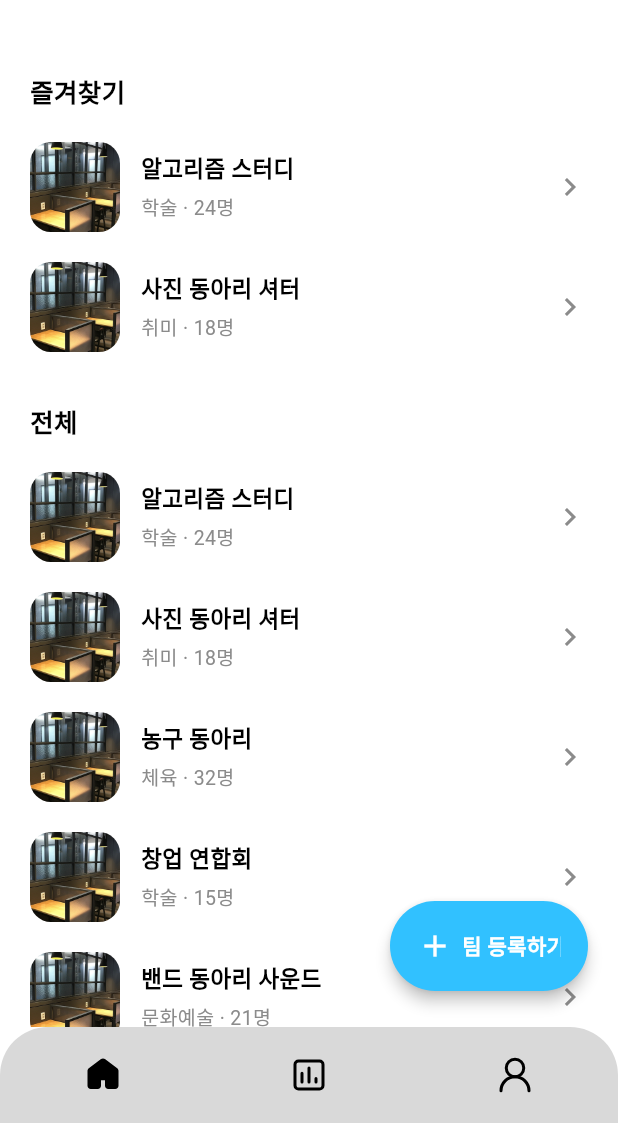
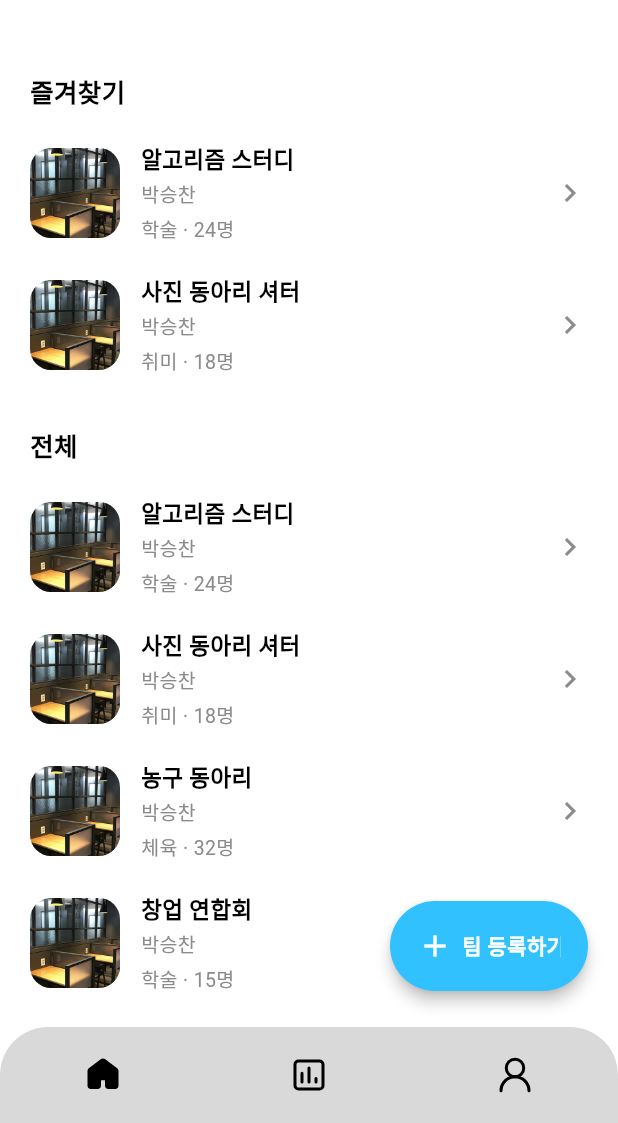
Before and after one commit to ag-0224/moa, a Flutter app: the HomePage screen opened directly, on a phone screen of 412 x 824 dp, the part 113-1236 px from its top. Run offline on Flutter 3.47's test engine with Material 3 defaults, Android fonts, the phone set to English and light mode, and no system bars; our stand-ins replace dio, firebase_auth, firebase_core, flutter_riverpod, flutter_secure_storage, flutter_svg and 2 more; accounts and stored records are empty; network calls fail.

Commit message:
feat: 동아리 목록 설명란에 대표 이름 표시 추가
ClubModel에 leaderName 필드를 추가하고, 더미데이터(ClubMockDataSourceImpl)
5개 전부 "박승찬"으로 채워넣었다. ClubListItem에서 동아리 이름 아래에
대표 이름을 한 줄 추가로 보여준다(카테고리 · 인원수 줄은 그대로 유지).

```diff
--- a/frontend/lib/features/club/data_source/club_mock_data_source.dart
+++ b/frontend/lib/features/club/data_source/club_mock_data_source.dart
@@ -9,11 +9,31 @@ import '../models/club_model.dart';
 /// 하나만 걷어내면 되도록 인터페이스를 분리해뒀다.
 final class ClubMockDataSourceImpl implements ClubDataSource {
   final List<ClubModel> _clubs = [
-    const ClubModel(id: 1, name: '알고리즘 스터디', category: '학술', memberCount: 24, isFavorite: true),
-    const ClubModel(id: 2, name: '사진 동아리 셔터', category: '취미', memberCount: 18, isFavorite: true),
-    const ClubModel(id: 3, name: '농구 동아리', category: '체육', memberCount: 32),
-    const ClubModel(id: 4, name: '창업 연합회', category: '학술', memberCount: 15),
-    const ClubModel(id: 5, name: '밴드 동아리 사운드', category: '문화예술', memberCount: 21),
+    const ClubModel(
+      id: 1,
+      name: '알고리즘 스터디',
+      leaderName: '박승찬',
+      category: '학술',
+      memberCount: 24,
+      isFavorite: true,
+    ),
+    const ClubModel(
+      id: 2,
+      name: '사진 동아리 셔터',
+      leaderName: '박승찬',
+      category: '취미',
+      memberCount: 18,
+      isFavorite: true,
+    ),
+    const ClubModel(id: 3, name: '농구 동아리', leaderName: '박승찬', category: '체육', memberCount: 32),
+    const ClubModel(id: 4, name: '창업 연합회', leaderName: '박승찬', category: '학술', memberCount: 15),
+    const ClubModel(
+      id: 5,
+      name: '밴드 동아리 사운드',
+      leaderName: '박승찬',
+      category: '문화예술',
+      memberCount: 21,
+    ),
   ];
 
   @override
--- a/frontend/lib/features/club/models/club_model.dart
+++ b/frontend/lib/features/club/models/club_model.dart
@@ -3,12 +3,13 @@
 /// 참고: openapi.yaml/backend에는 아직 동아리 목록 API 계약이 없다(회원가입/로그인
 /// 기능까지만 구현됨). 그래서 지금은 ClubMockDataSourceImpl이 목데이터를 돌려주고
 /// 있고, 이 모델의 필드는 Figma 목업 화면(node-id 3073-49)에 실제로 표시되는
-/// 정보(썸네일, 이름, 카테고리, 인원수, 즐겨찾기 여부)만 우선 반영했다. 백엔드
-/// API가 생기면 fromJson을 그 응답 스키마에 맞춰 조정하면 된다.
+/// 정보(썸네일, 이름, 대표 이름, 카테고리, 인원수, 즐겨찾기 여부)만 우선
+/// 반영했다. 백엔드 API가 생기면 fromJson을 그 응답 스키마에 맞춰 조정하면 된다.
 class ClubModel {
   const ClubModel({
     required this.id,
     required this.name,
+    required this.leaderName,
     required this.category,
     required this.memberCount,
     this.thumbnailUrl,
@@ -17,6 +18,9 @@ class ClubModel {
 
   final int id;
   final String name;
+
+  /// 동아리 대표(회장) 이름. 목록 설명란에 동아리 이름 아래 줄로 표시된다.
+  final String leaderName;
   final String category;
   final int memberCount;
 
@@ -29,6 +33,7 @@ class ClubModel {
     return ClubModel(
       id: id,
       name: name,
+      leaderName: leaderName,
       category: category,
       memberCount: memberCount,
       thumbnailUrl: thumbnailUrl,
@@ -40,6 +45,7 @@ class ClubModel {
     return ClubModel(
       id: json['id'] as int,
       name: json['name'] as String,
+      leaderName: json['leaderName'] as String? ?? '',
       category: json['category'] as String,
       memberCount: json['memberCount'] as int,
       thumbnailUrl: json['thumbnailUrl'] as String?,
--- a/frontend/lib/presentation/pages/home/widgets/club_list_item.dart
+++ b/frontend/lib/presentation/pages/home/widgets/club_list_item.dart
@@ -3,10 +3,12 @@ import 'package:flutter/material.dart';
 import '../../../../core/constants/assets.dart';
 import '../../../../features/club/models/club_model.dart';
 
-/// 동아리 목록의 한 행(썸네일 + 이름 + 카테고리 · 인원수).
+/// 동아리 목록의 한 행(썸네일 + 이름 + 대표 이름 + 카테고리 · 인원수).
 ///
 /// - thumbnailUrl이 없으면(동아리 사진 미등록) Assets.clubDefaultThumbnail
 ///   기본 이미지를 대신 보여준다.
+/// - 이름 아래에 대표(leaderName) 이름을 한 줄 추가로 보여준다(더미데이터에는
+///   전부 "박승찬"으로 채워져 있음, club_mock_data_source.dart 참고).
 /// - 꾹 누르면(long press) onLongPress로 누른 화면 좌표(글로벌 좌표)를
 ///   넘긴다 — 즐겨찾기 추가/삭제 팝업(favorite_action_sheet.dart)을 그
 ///   위치 근처에 띄우는 데 쓴다.
@@ -50,6 +52,12 @@ class ClubListItem extends StatelessWidget {
                       style: const TextStyle(fontSize: 15, fontWeight: FontWeight.w600, color: Colors.black),
                       overflow: TextOverflow.ellipsis,
                     ),
+                    const SizedBox(height: 2),
+                    Text(
+                      club.leaderName,
+                      style: const TextStyle(fontSize: 13, color: _grayText),
+                      overflow: TextOverflow.ellipsis,
+                    ),
                     const SizedBox(height: 4),
                     Text(
                       '${club.category} · ${club.memberCount}명',
```
